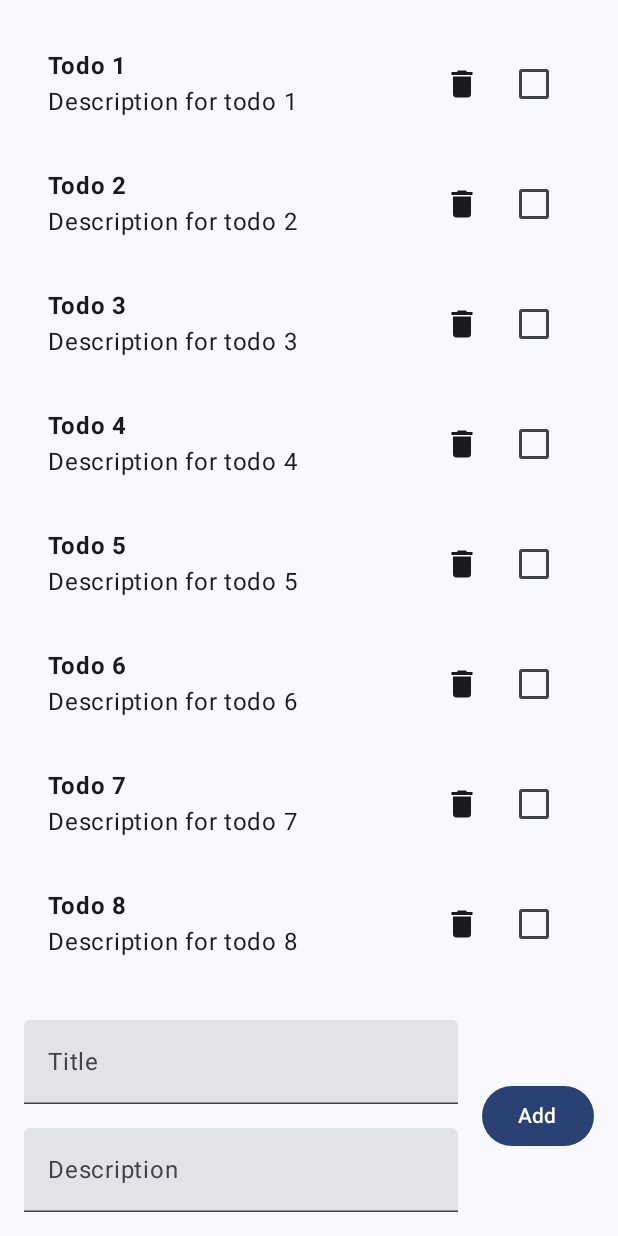
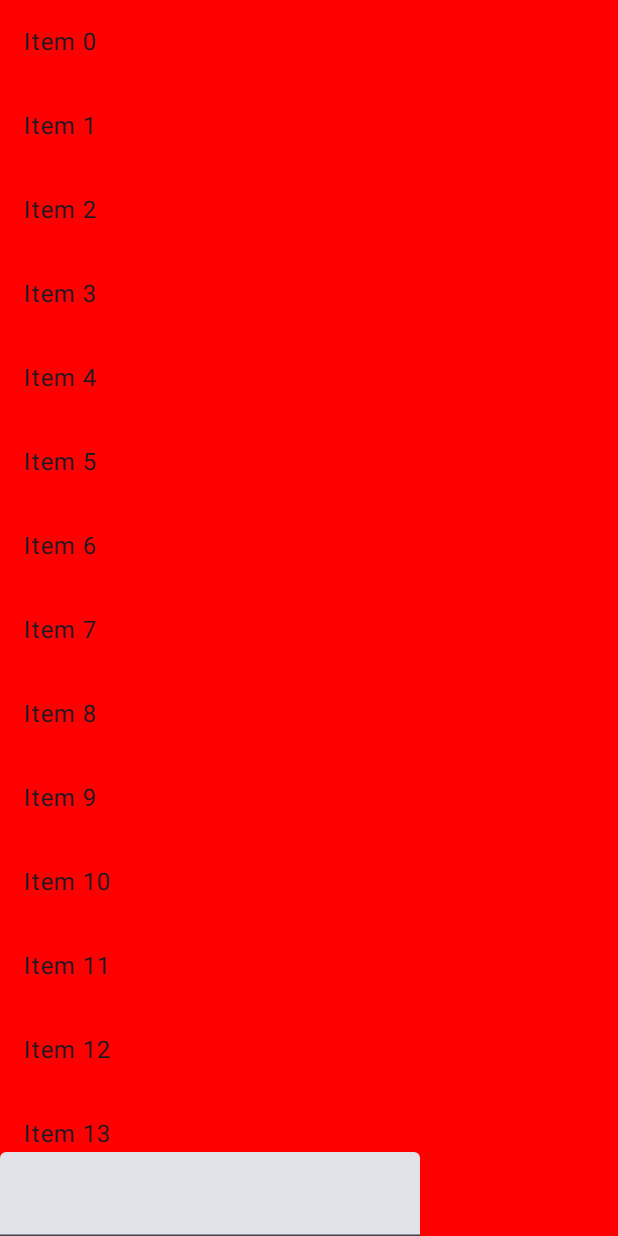
Before and after one commit to josebatista/ComposeMasterClass, an Android app built with Jetpack Compose: the screen it shows after launch (MainActivity), on a phone screen of 412 x 824 dp. Run offline under Robolectric (Android 15) with nearby library versions, the phone set to English and light mode, and no system bars.

Commit message:
Spacing Modifier

```diff
--- a/app/src/main/java/io/github/josebatista/composemasterclass/MainActivity.kt
+++ b/app/src/main/java/io/github/josebatista/composemasterclass/MainActivity.kt
@@ -4,14 +4,18 @@ import android.os.Bundle
 import androidx.activity.ComponentActivity
 import androidx.activity.compose.setContent
 import androidx.activity.enableEdgeToEdge
+import androidx.compose.foundation.layout.WindowInsets
+import androidx.compose.foundation.layout.consumeWindowInsets
 import androidx.compose.foundation.layout.fillMaxSize
+import androidx.compose.foundation.layout.navigationBarsPadding
 import androidx.compose.foundation.layout.padding
+import androidx.compose.foundation.layout.safeGestures
+import androidx.compose.foundation.layout.statusBarsPadding
 import androidx.compose.material3.Scaffold
-import androidx.compose.material3.Text
 import androidx.compose.runtime.Composable
 import androidx.compose.ui.Modifier
 import androidx.compose.ui.tooling.preview.Preview
-import io.github.josebatista.composemasterclass.state_management.todo_list.TodoListRoot
+import io.github.josebatista.composemasterclass.basic_modifier.SpacingModifierDemo
 import io.github.josebatista.composemasterclass.ui.theme.ComposeMasterClassTheme
 
 class MainActivity : ComponentActivity() {
@@ -20,9 +24,27 @@ class MainActivity : ComponentActivity() {
         enableEdgeToEdge()
         setContent {
             ComposeMasterClassTheme {
-                Scaffold(modifier = Modifier.fillMaxSize()) { innerPadding ->
-                    TodoListRoot(
-                        modifier = Modifier.padding(innerPadding)
+//                Scaffold(modifier = Modifier.fillMaxSize()) { innerPadding ->
+//                    TodoListRoot(
+//                        modifier = Modifier.padding(innerPadding)
+//                    )
+//                }
+
+                // Scaffold has default paddings values
+                Scaffold(
+                    modifier = Modifier.fillMaxSize(),
+                    contentWindowInsets = WindowInsets.safeGestures
+                ) { innerPadding ->
+                    SpacingModifierDemo(
+                        modifier = Modifier
+                            .padding(innerPadding)
+                            .consumeWindowInsets(innerPadding)
+//                        .statusBarsPadding() // add padding to status bar
+//                        .navigationBarsPadding() // add padding to navigation bar
+//                        .safeGesturesPadding() // add padding to navigation bar, status bar and horizontal paddings
+//                        .safeContentPadding()  // add padding to navigation bar, status bar and vertical paddings
+//                        .safeDrawingPadding()
+//                        .windowInsetsPadding(WindowInsets.ime)
                     )
                 }
             }
@@ -30,18 +52,22 @@ class MainActivity : ComponentActivity() {
     }
 }
 
-@Composable
-fun Greeting(name: String, modifier: Modifier = Modifier) {
-    Text(
-        text = "Hello $name!",
-        modifier = modifier
-    )
-}
-
-@Preview(showBackground = true)
+@Preview(
+    showBackground = true,
+    showSystemUi = true
+)
 @Composable
 fun GreetingPreview() {
     ComposeMasterClassTheme {
-        Greeting("Android")
+        // Scaffold has default paddings values
+//        Scaffold(
+//            modifier = Modifier.fillMaxSize()
+//        ) { innerPadding ->
+//        }
+        SpacingModifierDemo(
+            modifier = Modifier
+                .statusBarsPadding() // add padding to status bar
+                .navigationBarsPadding() // add padding to navigation bar
+        )
     }
 }
--- /dev/null
+++ b/app/src/main/java/io/github/josebatista/composemasterclass/basic_modifier/SpacingModifierDemo.kt
@@ -0,0 +1,81 @@
+package io.github.josebatista.composemasterclass.basic_modifier
+
+import androidx.compose.foundation.background
+import androidx.compose.foundation.layout.Column
+import androidx.compose.foundation.layout.ExperimentalLayoutApi
+import androidx.compose.foundation.layout.fillMaxSize
+import androidx.compose.foundation.layout.fillMaxWidth
+import androidx.compose.foundation.layout.imeNestedScroll
+import androidx.compose.foundation.layout.imePadding
+import androidx.compose.foundation.layout.padding
+import androidx.compose.foundation.lazy.LazyColumn
+import androidx.compose.material3.Text
+import androidx.compose.material3.TextField
+import androidx.compose.runtime.Composable
+import androidx.compose.ui.Modifier
+import androidx.compose.ui.graphics.Color
+import androidx.compose.ui.tooling.preview.Preview
+import androidx.compose.ui.unit.dp
+import io.github.josebatista.composemasterclass.ui.theme.ComposeMasterClassTheme
+
+@OptIn(ExperimentalLayoutApi::class)
+@Composable
+fun SpacingModifierDemo(modifier: Modifier = Modifier) {
+    /**
+     * Using padding and margin
+     */
+//    Column(
+//        modifier = modifier
+//            .size(100.dp)
+//            .background(Color.Red)
+//            .padding(horizontal = 16.dp)
+//    ) {
+//        Text(text = "Hello World")
+//        Spacer(modifier = Modifier.height(16.dp)) // equivalent to margin
+//        Text(
+//            text = "Hello World",
+//            modifier = Modifier.padding(top = 16.dp) // equivalent to margin
+//        )
+//    }
+
+    /**
+     * Window insets
+     */
+    Column(
+        modifier = modifier
+            .background(Color.Red)
+            .fillMaxSize()
+    ) {
+        LazyColumn(
+            modifier = Modifier
+                .fillMaxWidth()
+                .weight(1f)
+                .imeNestedScroll()
+        ) {
+            items(100) {
+                Text(
+                    text = "Item $it",
+                    modifier = Modifier
+                        .fillMaxWidth()
+                        .padding(16.dp)
+                )
+            }
+        }
+        TextField(
+            value = "",
+            onValueChange = {},
+            modifier = Modifier.imePadding()
+        )
+    }
+}
+
+@Preview(
+    showBackground = true,
+    showSystemUi = true
+)
+@Composable
+private fun SpacingModifierPreview() {
+    ComposeMasterClassTheme {
+        SpacingModifierDemo()
+    }
+}
```
